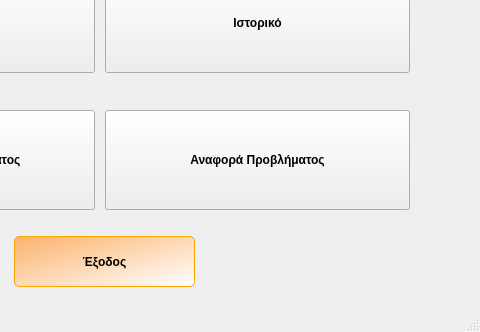
Above: PrimeAVG/ui/mainWindow.ui from cti-gr/avgui before the change; both pictures show x 286 to 766 and y 123 to 455 of the 766 by 455 pixel window. Below: the same form after it.
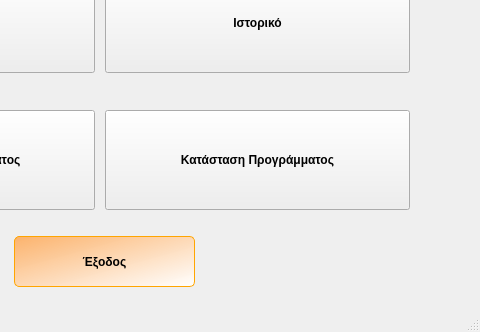
That is the form after the change. Icons and pictures are not drawn.

What changed in the file:
```diff
--- a/PrimeAVG/ui/mainWindow.ui
+++ b/PrimeAVG/ui/mainWindow.ui
@@ -156,7 +156,7 @@
         </font>
        </property>
        <property name="text">
-        <string>Αναφορά Προβλήματος</string>
+        <string>Κατάσταση Προγράμματος</string>
        </property>
        <property name="icon">
         <iconset resource="../media/avg.qrc">
```
Left out of the diff: 4 changed lines with no effect on the pictures.
